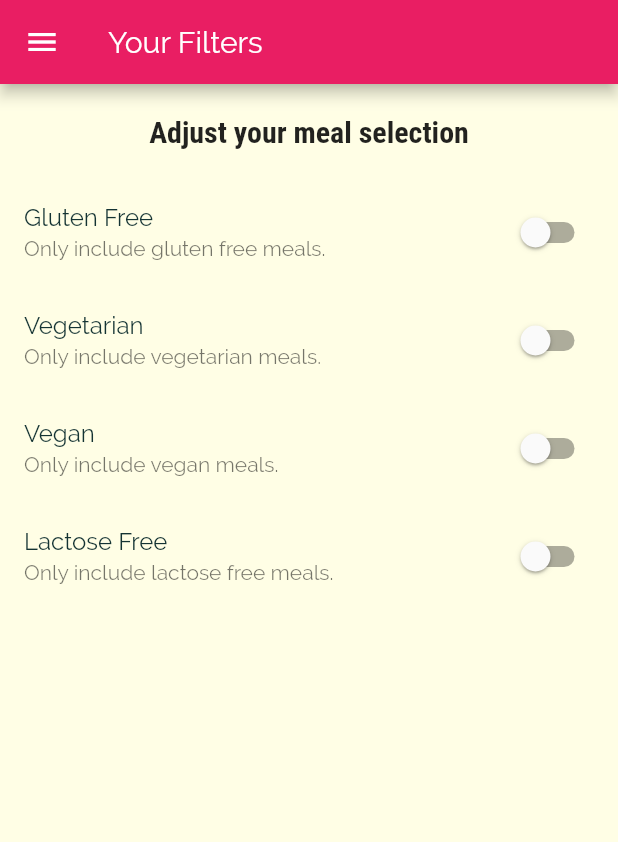
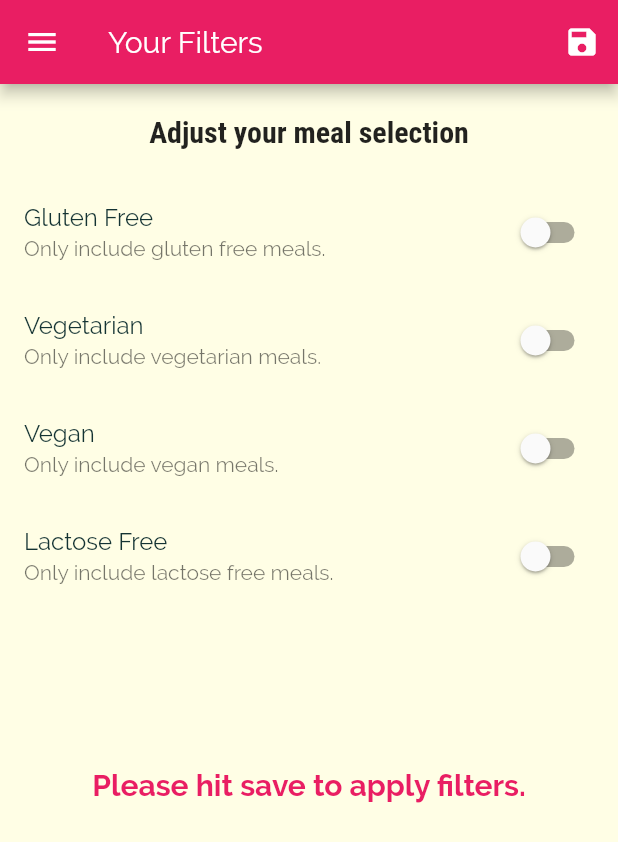
Before and after one commit to harshthakur066/Recipeze, a Flutter app: the FiltersScreen screen opened by its route, on a phone screen of 412 x 824 dp. Shown: the top 842 px of the screen. Run offline on Flutter 3.47's test engine with Material 2 defaults, Android fonts, the phone set to English and light mode, and no system bars.

Commit message:
added filter logic

```diff
--- a/lib/main.dart
+++ b/lib/main.dart
@@ -1,4 +1,7 @@
 import 'package:flutter/material.dart';
+
+import './models/dummy_data.dart';
+import './models/meal.dart';
 
 import 'screens/filters_screen.dart';
 // import 'screens/tabs_top_screen.dart';
@@ -9,7 +12,34 @@ import './screens/meal_detail_screen.dart';
 
 void main() => runApp(MyApp());
 
-class MyApp extends StatelessWidget {
+class MyApp extends StatefulWidget {
+  @override
+  _MyAppState createState() => _MyAppState();
+}
+
+class _MyAppState extends State<MyApp> {
+  Map<String, bool> _filters = {
+    'gluten': false,
+    'lactose': false,
+    'vegan': false,
+    'vegetarian': false,
+  };
+
+  List<Meal> _availableMeals = DUMMY_MEALS;
+
+  void _setFilters(Map<String, bool> filterData) {
+    setState(() {
+      _filters = filterData;
+      _availableMeals = DUMMY_MEALS.where((meal) {
+        if (_filters['gluten'] && !meal.isGlutenFree) return false;
+        if (_filters['lactose'] && !meal.isLactoseFree) return false;
+        if (_filters['vegan'] && !meal.isVegan) return false;
+        if (_filters['vegetarian'] && !meal.isVegetarian) return false;
+        return true;
+      }).toList();
+    });
+  }
+
   @override
   Widget build(BuildContext context) {
     return MaterialApp(
@@ -35,9 +65,10 @@ class MyApp extends StatelessWidget {
       // home: TabsTopScreen(),
       home: TabsBottomScreen(),
       routes: {
-        CategoryMealsScreen.routeName: (ctx) => CategoryMealsScreen(),
+        CategoryMealsScreen.routeName: (ctx) =>
+            CategoryMealsScreen(_availableMeals),
         MealDetailScreen.routeName: (ctx) => MealDetailScreen(),
-        FiltersScreen.routeName: (ctx) => FiltersScreen(),
+        FiltersScreen.routeName: (ctx) => FiltersScreen(_filters, _setFilters),
       },
       // If somehow user came to a route
       // which is not defined.
--- a/lib/screens/filters_screen.dart
+++ b/lib/screens/filters_screen.dart
@@ -4,6 +4,10 @@ import '../widgets/drawer_content.dart';
 
 class FiltersScreen extends StatefulWidget {
   static const routeName = '/filters';
+
+  final Map<String, bool> currentFilters;
+  final Function saveFilter;
+  FiltersScreen(this.currentFilters, this.saveFilter);
 
   @override
   _FiltersScreenState createState() => _FiltersScreenState();
@@ -14,6 +18,16 @@ class _FiltersScreenState extends State<FiltersScreen> {
   var _vegetarian = false;
   var _vegan = false;
   var _lactoseFree = false;
+
+  @override
+  @override
+  void initState() {
+    _glutenFree = widget.currentFilters['gluten'];
+    _lactoseFree = widget.currentFilters['lactose'];
+    _vegetarian = widget.currentFilters['vegetarian'];
+    _vegan = widget.currentFilters['vegan'];
+    super.initState();
+  }
 
   Widget _buildSwitchListTile(
     String title,
@@ -34,6 +48,20 @@ class _FiltersScreenState extends State<FiltersScreen> {
     return Scaffold(
       appBar: AppBar(
         title: Text('Your Filters'),
+        actions: <Widget>[
+          IconButton(
+            icon: Icon(Icons.save),
+            onPressed: () {
+              final selectedFilters = {
+                'gluten': _glutenFree,
+                'lactose': _lactoseFree,
+                'vegan': _vegan,
+                'vegetarian': _vegetarian,
+              };
+              widget.saveFilter(selectedFilters);
+            },
+          ),
+        ],
       ),
       drawer: DrawerContent(),
       body: Column(
@@ -90,7 +118,20 @@ class _FiltersScreenState extends State<FiltersScreen> {
                 ),
               ],
             ),
-          )
+          ),
+          Flexible(
+            child: Container(
+              margin: EdgeInsets.symmetric(vertical: 40),
+              child: Text(
+                'Please hit save to apply filters.',
+                style: TextStyle(
+                  color: Theme.of(context).primaryColor,
+                  fontWeight: FontWeight.bold,
+                  fontSize: 20,
+                ),
+              ),
+            ),
+          ),
         ],
       ),
     );
```
Also changed, not shown: lib/screens/category_meals_screen.dart (+6 -3 lines).
